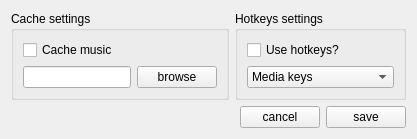
The window that prefwindow.ui (abodnyaUA/Q5VkPlayer) describes before a commit, drawn with Qt 5.
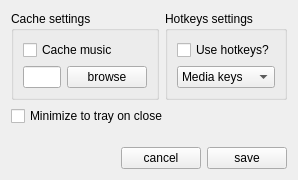
The same window after the commit.

Diff of the .ui file:
```diff
--- a/prefwindow.ui
+++ b/prefwindow.ui
@@ -6,8 +6,8 @@
    <rect>
     <x>0</x>
     <y>0</y>
-    <width>417</width>
-    <height>137</height>
+    <width>298</width>
+    <height>180</height>
    </rect>
   </property>
   <property name="windowTitle">
@@ -112,6 +112,26 @@
      </item>
     </layout>
    </item>
+   <item>
+    <widget class="QCheckBox" name="toTrayCheckBox">
+     <property name="text">
+      <string>Minimize to tray on close</string>
+     </property>
+    </widget>
+   </item>
+   <item>
+    <spacer name="verticalSpacer">
+     <property name="orientation">
+      <enum>Qt::Vertical</enum>
+     </property>
+     <property name="sizeHint" stdset="0">
+      <size>
+       <width>20</width>
+       <height>40</height>
+      </size>
+     </property>
+    </spacer>
+   </item>
    <item>
     <layout class="QHBoxLayout" name="horizontalLayout_3">
      <item>
```
